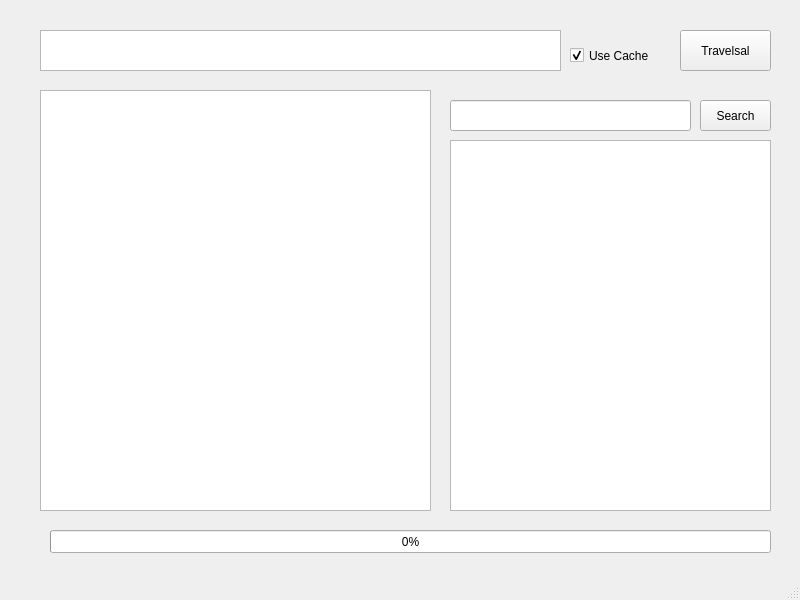
Qt form cpp/qt/VisitDir/VisitDir/mainwindow.ui (EdisoNewtong/Vector) before a commit.
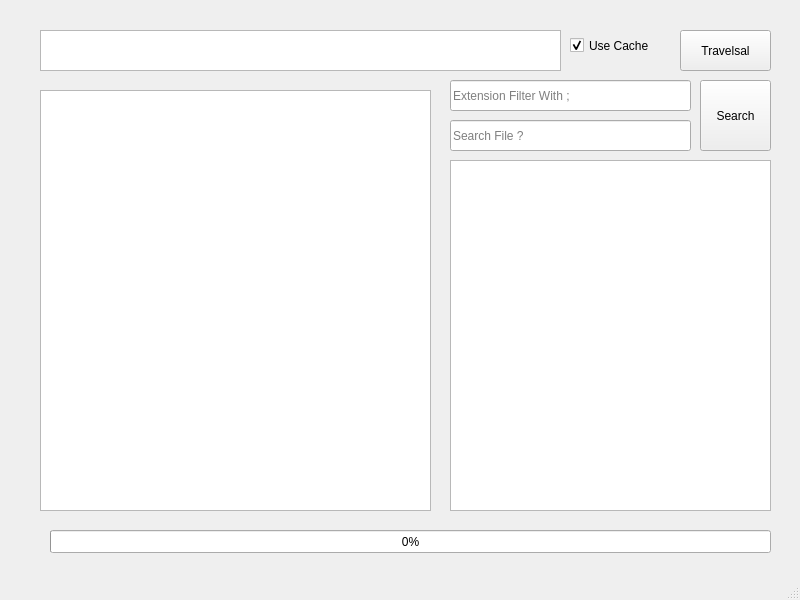
The same form after that commit.

Commit message: add  functionality   for search file in fuzzy or extension mode

The edit to the form file:
```diff
--- a/cpp/qt/VisitDir/VisitDir/mainwindow.ui
+++ b/cpp/qt/VisitDir/VisitDir/mainwindow.ui
@@ -64,19 +64,22 @@
     <property name="geometry">
      <rect>
       <x>450</x>
-      <y>140</y>
+      <y>160</y>
       <width>321</width>
-      <height>371</height>
+      <height>351</height>
      </rect>
     </property>
+    <property name="lineWrapMode">
+     <enum>QPlainTextEdit::NoWrap</enum>
+    </property>
    </widget>
    <widget class="QPushButton" name="pushButton_2">
     <property name="geometry">
      <rect>
       <x>700</x>
-      <y>100</y>
+      <y>80</y>
       <width>71</width>
-      <height>31</height>
+      <height>71</height>
      </rect>
     </property>
     <property name="text">
@@ -87,17 +90,20 @@
     <property name="geometry">
      <rect>
       <x>450</x>
-      <y>100</y>
+      <y>120</y>
       <width>241</width>
       <height>31</height>
      </rect>
     </property>
+    <property name="placeholderText">
+     <string>Search File ?</string>
+    </property>
    </widget>
    <widget class="QCheckBox" name="checkBox">
     <property name="geometry">
      <rect>
       <x>570</x>
-      <y>40</y>
+      <y>30</y>
       <width>91</width>
       <height>31</height>
      </rect>
@@ -109,6 +115,19 @@
      <bool>true</bool>
     </property>
    </widget>
+   <widget class="QLineEdit" name="extFilter">
+    <property name="geometry">
+     <rect>
+      <x>450</x>
+      <y>80</y>
+      <width>241</width>
+      <height>31</height>
+     </rect>
+    </property>
+    <property name="placeholderText">
+     <string>Extension Filter With ;</string>
+    </property>
+   </widget>
   </widget>
   <widget class="QStatusBar" name="statusbar"/>
  </widget>
```
Left out of the diff: 2 changed lines with no effect on the pictures. The commit also changes 2 other files.
